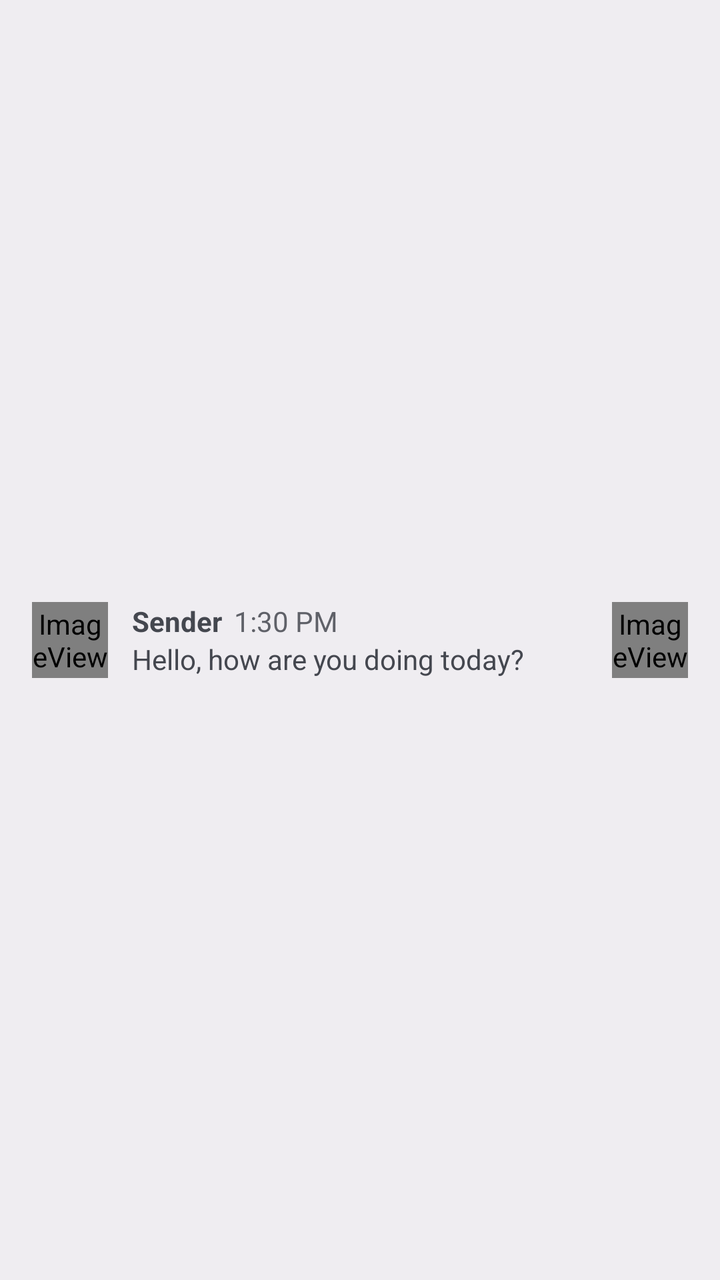
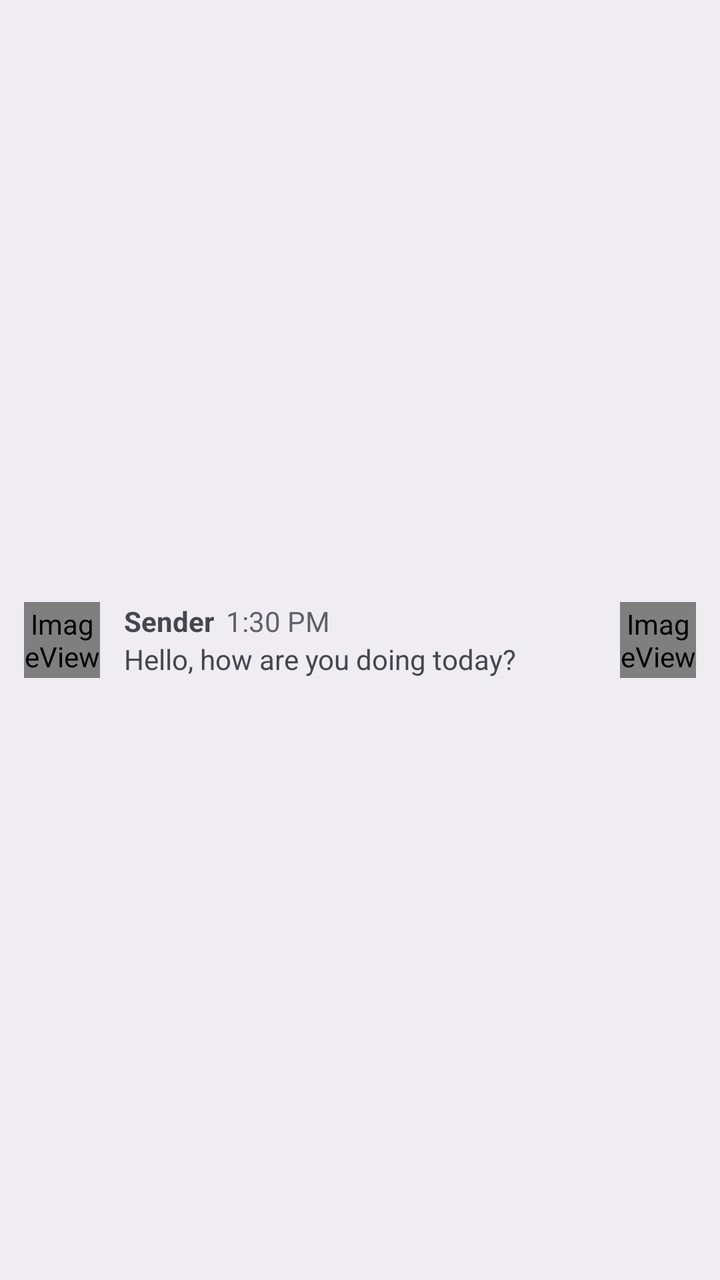

The first picture is an Android layout as it rendered before a commit; the second is the same layout after the commit. The layout source and the unified diff follow.
<!-- AndroidManifest.xml: application theme Theme.Notifications -->
<!-- res/layout/item.xml -->
<?xml version="1.0" encoding="utf-8"?>
<androidx.constraintlayout.widget.ConstraintLayout xmlns:android="http://schemas.android.com/apk/res/android"
    xmlns:app="http://schemas.android.com/apk/res-auto"
    android:layout_width="match_parent"
    android:layout_height="wrap_content"
    android:layout_marginHorizontal="4dp"
    android:layout_marginBottom="4dp"
    android:minHeight="68dp"
    android:paddingHorizontal="16dp">

    <ImageView
        android:id="@+id/ivAppIcon"
        android:layout_width="38dp"
        android:layout_height="38dp"
        app:layout_constraintBottom_toBottomOf="parent"
        app:layout_constraintStart_toStartOf="parent"
        app:layout_constraintTop_toTopOf="parent"
        app:srcCompat="@android:drawable/sym_def_app_icon" />

    <ImageView
        android:id="@+id/ivSenderIcon"
        android:layout_width="38dp"
        android:layout_height="38dp"
        android:scaleType="centerCrop"
        app:layout_constraintBottom_toBottomOf="parent"
        app:layout_constraintEnd_toEndOf="parent"
        app:layout_constraintTop_toTopOf="parent"
        app:srcCompat="@android:drawable/sym_def_app_icon" />

    <LinearLayout
        android:id="@+id/llData"
        android:layout_width="0dp"
        android:layout_height="wrap_content"
        android:layout_margin="12dp"
        android:orientation="vertical"
        app:layout_constraintBottom_toBottomOf="parent"
        app:layout_constraintEnd_toStartOf="@id/ivSenderIcon"
        app:layout_constraintStart_toEndOf="@id/ivAppIcon"
        app:layout_constraintTop_toTopOf="parent">

        <LinearLayout
            android:layout_width="match_parent"
            android:layout_height="wrap_content"
            android:orientation="horizontal">

            <TextView
                android:id="@+id/tvTitle"
                android:layout_width="wrap_content"
                android:layout_height="wrap_content"
                android:ellipsize="end"
                android:maxLines="1"
                android:text="Sender"
                android:textStyle="bold" />

            <TextView
                android:id="@+id/tvTime"
                android:layout_width="wrap_content"
                android:layout_height="wrap_content"
                android:layout_marginStart="6dp"
                android:alpha="0.85"
                android:ellipsize="end"
                android:maxLines="1"
                android:text="1:30 PM" />
        </LinearLayout>

        <TextView
            android:id="@+id/tvText"
            android:layout_width="wrap_content"
            android:layout_height="wrap_content"
            android:ellipsize="end"
            android:maxLines="3"
            android:text="Hello, how are you doing today?" />
    </LinearLayout>

</androidx.constraintlayout.widget.ConstraintLayout>
<!-- resources referenced by this layout -->
<resources>
  <style name="Theme.Notifications" parent="Theme.Material3.DynamicColors.DayNight.NoActionBar">
          
          <item name="android:windowBackground">?attr/colorSurfaceContainer</item>
      </style>
</resources>

<!-- the commit's change to res/layout/item.xml (unified diff, before → after) -->
@@ -5,8 +5,8 @@
     android:layout_height="wrap_content"
     android:layout_marginHorizontal="4dp"
     android:layout_marginBottom="4dp"
-    android:minHeight="68dp"
-    android:paddingHorizontal="16dp">
+    android:minHeight="64dp"
+    android:paddingHorizontal="12dp">
 
     <ImageView
         android:id="@+id/ivAppIcon"
@@ -34,7 +34,7 @@
         android:layout_margin="12dp"
         android:orientation="vertical"
         app:layout_constraintBottom_toBottomOf="parent"
-        app:layout_constraintEnd_toStartOf="@id/ivSenderIcon"
+        app:layout_constraintEnd_toEndOf="parent"
         app:layout_constraintStart_toEndOf="@id/ivAppIcon"
         app:layout_constraintTop_toTopOf="parent">
 
